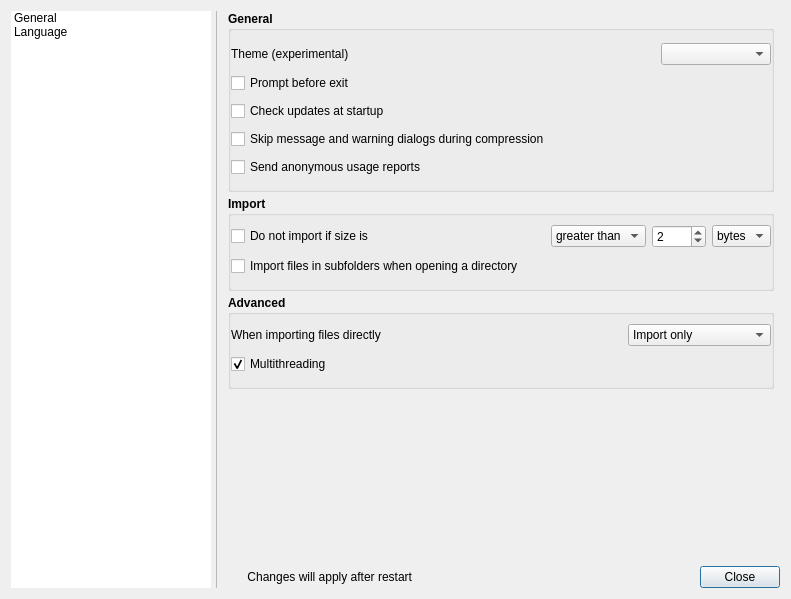
Old version of the form views/PreferencesDialog.ui in the repository Lymphatus/caesium-image-compressor.
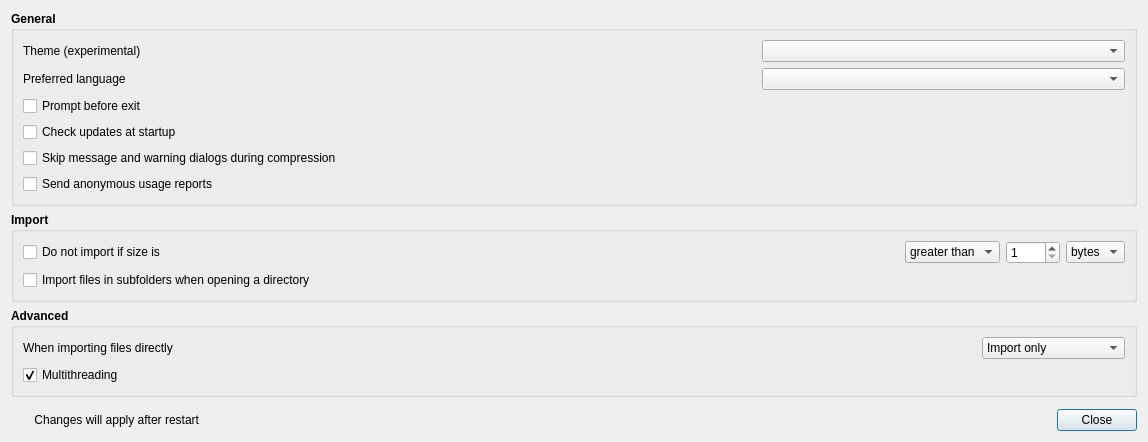
New version of the form. Icons and pictures are not drawn.

Commit message: Simplified preferences layout

The edit to the form file:
```diff
--- a/views/PreferencesDialog.ui
+++ b/views/PreferencesDialog.ui
@@ -5,14 +5,6 @@
   <property name="windowModality">
    <enum>Qt::ApplicationModal</enum>
   </property>
-  <property name="geometry">
-   <rect>
-    <x>0</x>
-    <y>0</y>
-    <width>791</width>
-    <height>599</height>
-   </rect>
-  </property>
   <property name="focusPolicy">
    <enum>Qt::StrongFocus</enum>
   </property>
@@ -25,148 +17,8 @@
   <property name="modal">
    <bool>true</bool>
   </property>
-  <layout class="QGridLayout" name="gridLayout">
-   <item row="0" column="0" colspan="2">
-    <layout class="QGridLayout" name="main_GridLayout">
-     <property name="horizontalSpacing">
-      <number>4</number>
-     </property>
-     <item row="2" column="3">
-      <widget class="QLabel" name="changesAfterRestartTheme_LabelIcon">
-       <property name="sizePolicy">
-        <sizepolicy hsizetype="Fixed" vsizetype="Fixed">
-         <horstretch>0</horstretch>
-         <verstretch>0</verstretch>
-        </sizepolicy>
-       </property>
-       <property name="minimumSize">
-        <size>
-         <width>16</width>
-         <height>16</height>
-        </size>
-       </property>
-       <property name="maximumSize">
-        <size>
-         <width>16</width>
-         <height>16</height>
-        </size>
-       </property>
-       <property name="font">
-        <font>
-         <bold>false</bold>
-        </font>
-       </property>
-       <property name="text">
-        <string/>
-       </property>
-       <property name="pixmap">
-        <pixmap resource="../resources/resources.qrc">:/icons/compression_statuses/warning.svg</pixmap>
-       </property>
-       <property name="scaledContents">
-        <bool>true</bool>
-       </property>
-      </widget>
-     </item>
-     <item row="2" column="6">
-      <widget class="QPushButton" name="close_Button">
-       <property name="focusPolicy">
-        <enum>Qt::StrongFocus</enum>
-       </property>
-       <property name="text">
-        <string>Close</string>
-       </property>
-      </widget>
-     </item>
-     <item row="1" column="0" rowspan="2">
-      <widget class="QListWidget" name="menu_ListWidget">
-       <property name="sizePolicy">
-        <sizepolicy hsizetype="Preferred" vsizetype="Expanding">
-         <horstretch>0</horstretch>
-         <verstretch>0</verstretch>
-        </sizepolicy>
-       </property>
-       <property name="minimumSize">
-        <size>
-         <width>150</width>
-         <height>0</height>
-        </size>
-       </property>
-       <property name="maximumSize">
-        <size>
-         <width>200</width>
-         <height>16777215</height>
-        </size>
-       </property>
-       <property name="focusPolicy">
-        <enum>Qt::TabFocus</enum>
-       </property>
-       <property name="frameShape">
-        <enum>QFrame::NoFrame</enum>
-       </property>
-       <property name="frameShadow">
-        <enum>QFrame::Plain</enum>
-       </property>
-       <property name="iconSize">
-        <size>
-         <width>32</width>
-         <height>32</height>
-        </size>
-       </property>
-       <property name="spacing">
-        <number>3</number>
-       </property>
+  <layout class="QVBoxLayout" name="verticalLayout">
        <item>
-        <property name="text">
-         <string>General</string>
-        </property>
-        <property name="icon">
-         <iconset resource="../resources/resources.qrc">
-          <normaloff>:/icons/ui/preferences.svg</normaloff>:/icons/ui/preferences.svg</iconset>
-        </property>
-        <property name="flags">
-         <set>ItemIsSelectable|ItemIsEnabled</set>
-        </property>
-       </item>
-       <item>
-        <property name="text">
-         <string>Language</string>
-        </property>
-        <property name="icon">
-         <iconset resource="../resources/resources.qrc">
-          <normaloff>:/icons/ui/language.svg</normaloff>:/icons/ui/language.svg</iconset>
-        </property>
-        <property name="flags">
-         <set>ItemIsSelectable|ItemIsEnabled</set>
-        </property>
-       </item>
-      </widget>
-     </item>
-     <item row="1" column="2" colspan="5">
-      <widget class="QStackedWidget" name="content_StackedWidget">
-       <property name="currentIndex">
-        <number>0</number>
-       </property>
-       <widget class="QWidget" name="general_Page">
-        <property name="sizePolicy">
-         <sizepolicy hsizetype="Expanding" vsizetype="Preferred">
-          <horstretch>0</horstretch>
-          <verstretch>0</verstretch>
-         </sizepolicy>
-        </property>
-        <layout class="QGridLayout" name="gridLayout_3">
-         <property name="leftMargin">
-          <number>6</number>
-         </property>
-         <property name="topMargin">
-          <number>0</number>
-         </property>
-         <property name="rightMargin">
-          <number>6</number>
-         </property>
-         <property name="spacing">
-          <number>4</number>
-         </property>
-         <item row="2" column="1" colspan="2">
           <widget class="QGroupBox" name="general_GroupBox">
            <property name="font">
             <font>
@@ -180,25 +32,19 @@
             <bool>true</bool>
            </property>
            <layout class="QGridLayout" name="gridLayout_6">
-            <property name="leftMargin">
-             <number>0</number>
-            </property>
-            <property name="topMargin">
-             <number>12</number>
-            </property>
-            <property name="rightMargin">
-             <number>0</number>
-            </property>
-            <property name="bottomMargin">
-             <number>12</number>
-            </property>
-            <property name="horizontalSpacing">
-             <number>0</number>
-            </property>
-            <property name="verticalSpacing">
-             <number>8</number>
-            </property>
-            <item row="1" column="0">
+      <item row="1" column="2">
+       <widget class="QComboBox" name="language_ComboBox">
+        <property name="font">
+         <font>
+          <bold>false</bold>
+         </font>
+        </property>
+        <property name="focusPolicy">
+         <enum>Qt::TabFocus</enum>
+        </property>
+       </widget>
+      </item>
+      <item row="0" column="0" colspan="2">
              <widget class="QLabel" name="themeComboBox_Label">
               <property name="font">
                <font>
@@ -210,7 +56,46 @@
               </property>
              </widget>
             </item>
-            <item row="7" column="2">
+      <item row="3" column="0" colspan="2">
+       <widget class="QCheckBox" name="checkUpdatesAtStartup_CheckBox">
+        <property name="enabled">
+         <bool>true</bool>
+        </property>
+        <property name="font">
+         <font>
+          <bold>false</bold>
+         </font>
+        </property>
+        <property name="text">
+         <string>Check updates at startup</string>
+        </property>
+       </widget>
+      </item>
+      <item row="1" column="0">
+       <widget class="QLabel" name="languageComboBox_Label">
+        <property name="font">
+         <font>
+          <bold>false</bold>
+         </font>
+        </property>
+        <property name="text">
+         <string>Preferred language</string>
+        </property>
+       </widget>
+      </item>
+      <item row="5" column="0" colspan="2">
+       <widget class="QCheckBox" name="sendUsageReport_CheckBox">
+        <property name="font">
+         <font>
+          <bold>false</bold>
+         </font>
+        </property>
+        <property name="text">
+         <string>Send anonymous usage reports</string>
+        </property>
+       </widget>
+      </item>
+      <item row="5" column="2">
              <widget class="QLabel" name="showUsageData_Label">
               <property name="font">
                <font>
@@ -232,34 +117,7 @@
               </property>
              </widget>
             </item>
-            <item row="7" column="0" colspan="2">
-             <widget class="QCheckBox" name="sendUsageReport_CheckBox">
-              <property name="font">
-               <font>
-                <bold>false</bold>
-               </font>
-              </property>
-              <property name="text">
-               <string>Send anonymous usage reports</string>
-              </property>
-             </widget>
-            </item>
-            <item row="5" column="0" colspan="3">
-             <widget class="QCheckBox" name="checkUpdatesAtStartup_CheckBox">
-              <property name="enabled">
-               <bool>true</bool>
-              </property>
-              <property name="font">
-               <font>
-                <bold>false</bold>
-               </font>
-              </property>
-              <property name="text">
-               <string>Check updates at startup</string>
-              </property>
-             </widget>
-            </item>
-            <item row="4" column="0" colspan="3">
+      <item row="2" column="0" colspan="2">
              <widget class="QCheckBox" name="promptExit_CheckBox">
               <property name="font">
                <font>
@@ -271,16 +129,7 @@
               </property>
              </widget>
             </item>
-            <item row="1" column="2">
-             <widget class="QComboBox" name="theme_ComboBox">
-              <property name="font">
-               <font>
-                <bold>false</bold>
-               </font>
-              </property>
-             </widget>
-            </item>
-            <item row="6" column="0">
+      <item row="4" column="0" colspan="2">
              <widget class="QCheckBox" name="skipCompressionDialogs_CheckBox">
               <property name="font">
                <font>
@@ -292,23 +141,19 @@
               </property>
              </widget>
             </item>
+      <item row="0" column="2">
+       <widget class="QComboBox" name="theme_ComboBox">
+        <property name="font">
+         <font>
+          <bold>false</bold>
+         </font>
+        </property>
+       </widget>
+      </item>
            </layout>
           </widget>
          </item>
-         <item row="5" column="1" colspan="2">
-          <spacer name="verticalSpacer">
-           <property name="orientation">
-            <enum>Qt::Vertical</enum>
-           </property>
-           <property name="sizeHint" stdset="0">
-            <size>
-             <width>20</width>
-             <height>40</height>
-            </size>
-           </property>
-          </spacer>
-         </item>
-         <item row="3" column="1" colspan="2">
+   <item>
           <widget class="QGroupBox" name="import_GroupBox">
            <property name="font">
             <font>
@@ -322,21 +167,6 @@
             <bool>true</bool>
            </property>
            <layout class="QGridLayout" name="gridLayout_5">
-            <property name="leftMargin">
-             <number>0</number>
-            </property>
-            <property name="rightMargin">
-             <number>0</number>
-            </property>
-            <property name="bottomMargin">
-             <number>12</number>
-            </property>
-            <property name="horizontalSpacing">
-             <number>0</number>
-            </property>
-            <property name="verticalSpacing">
-             <number>8</number>
-            </property>
             <item row="1" column="0" colspan="6">
              <widget class="QCheckBox" name="importSubfolders_CheckBox">
               <property name="font">
@@ -361,7 +191,20 @@
               </property>
              </widget>
             </item>
-            <item row="0" column="2">
+      <item row="0" column="1">
+       <spacer name="horizontalSpacer_3">
+        <property name="orientation">
+         <enum>Qt::Horizontal</enum>
+        </property>
+        <property name="sizeHint" stdset="0">
+         <size>
+          <width>40</width>
+          <height>20</height>
+         </size>
+        </property>
+       </spacer>
+      </item>
+      <item row="0" column="2" colspan="4">
              <layout class="QHBoxLayout" name="horizontalLayout">
               <property name="spacing">
                <number>6</number>
@@ -403,9 +246,6 @@
                 <property name="maximum">
                  <number>9999</number>
                 </property>
-                <property name="value">
-                 <number>2</number>
-                </property>
                </widget>
               </item>
               <item>
@@ -437,23 +277,10 @@
               </item>
              </layout>
             </item>
-            <item row="0" column="1">
-             <spacer name="horizontalSpacer_3">
-              <property name="orientation">
-               <enum>Qt::Horizontal</enum>
-              </property>
-              <property name="sizeHint" stdset="0">
-               <size>
-                <width>40</width>
-                <height>20</height>
-               </size>
-              </property>
-             </spacer>
-            </item>
            </layout>
           </widget>
          </item>
-         <item row="4" column="1" colspan="2">
+   <item>
           <widget class="QGroupBox" name="advanced_GroupBox">
            <property name="font">
             <font>
@@ -467,21 +294,6 @@
             <bool>true</bool>
            </property>
            <layout class="QGridLayout" name="gridLayout_4">
-            <property name="leftMargin">
-             <number>0</number>
-            </property>
-            <property name="rightMargin">
-             <number>0</number>
-            </property>
-            <property name="bottomMargin">
-             <number>12</number>
-            </property>
-            <property name="horizontalSpacing">
-             <number>0</number>
-            </property>
-            <property name="verticalSpacing">
-             <number>8</number>
-            </property>
             <item row="0" column="0">
              <widget class="QLabel" name="argsBehaviour_Label">
               <property name="font">
@@ -494,6 +306,34 @@
               </property>
              </widget>
             </item>
+      <item row="1" column="0">
+       <widget class="QCheckBox" name="multithreading_CheckBox">
+        <property name="font">
+         <font>
+          <bold>false</bold>
+         </font>
+        </property>
+        <property name="text">
+         <string>Multithreading</string>
+        </property>
+        <property name="checked">
+         <bool>true</bool>
+        </property>
+       </widget>
+      </item>
+      <item row="0" column="2">
+       <spacer name="horizontalSpacer_2">
+        <property name="orientation">
+         <enum>Qt::Horizontal</enum>
+        </property>
+        <property name="sizeHint" stdset="0">
+         <size>
+          <width>0</width>
+          <height>0</height>
+         </size>
+        </property>
+       </spacer>
+      </item>
             <item row="0" column="3">
              <widget class="QComboBox" name="argsBehaviour_ComboBox">
               <property name="font">
@@ -543,137 +383,61 @@
               </property>
              </widget>
             </item>
-            <item row="0" column="2">
-             <spacer name="horizontalSpacer_2">
+     </layout>
+    </widget>
+   </item>
+   <item>
+    <spacer name="verticalSpacer">
               <property name="orientation">
-               <enum>Qt::Horizontal</enum>
+      <enum>Qt::Vertical</enum>
               </property>
               <property name="sizeHint" stdset="0">
                <size>
-                <width>0</width>
-                <height>0</height>
+       <width>818</width>
+       <height>6</height>
                </size>
               </property>
              </spacer>
             </item>
-            <item row="1" column="0">
-             <widget class="QCheckBox" name="multithreading_CheckBox">
-              <property name="font">
-               <font>
-                <bold>false</bold>
-               </font>
-              </property>
-              <property name="text">
-               <string>Multithreading</string>
-              </property>
-              <property name="checked">
-               <bool>true</bool>
-              </property>
-             </widget>
-            </item>
-           </layout>
-          </widget>
-         </item>
-        </layout>
-       </widget>
-       <widget class="QWidget" name="language_Page">
-        <layout class="QGridLayout" name="gridLayout_2">
-         <property name="topMargin">
-          <number>0</number>
-         </property>
-         <item row="1" column="0" colspan="2">
-          <widget class="QGroupBox" name="language_GroupBox">
+   <item>
+    <layout class="QHBoxLayout" name="horizontalLayout_2">
+     <item>
+      <widget class="QLabel" name="changesAfterRestartTheme_LabelIcon">
+       <property name="sizePolicy">
+        <sizepolicy hsizetype="Fixed" vsizetype="Fixed">
+         <horstretch>0</horstretch>
+         <verstretch>0</verstretch>
+        </sizepolicy>
+       </property>
+       <property name="minimumSize">
+        <size>
+         <width>16</width>
+         <height>16</height>
+        </size>
+       </property>
+       <property name="maximumSize">
+        <size>
+         <width>16</width>
+         <height>16</height>
+        </size>
+       </property>
            <property name="font">
             <font>
-             <bold>true</bold>
-            </font>
-           </property>
-           <property name="title">
-            <string>Language</string>
-           </property>
-           <property name="flat">
-            <bool>true</bool>
-           </property>
-           <layout class="QGridLayout" name="gridLayout_7">
-            <property name="leftMargin">
-             <number>0</number>
-            </property>
-            <property name="topMargin">
-             <number>12</number>
-            </property>
-            <property name="rightMargin">
-             <number>0</number>
-            </property>
-            <property name="bottomMargin">
-             <number>0</number>
-            </property>
-            <property name="horizontalSpacing">
-             <number>0</number>
-            </property>
-            <property name="verticalSpacing">
-             <number>8</number>
-            </property>
-            <item row="0" column="0">
-             <widget class="QLabel" name="languageComboBox_Label">
-              <property name="font">
-               <font>
                 <bold>false</bold>
                </font>
               </property>
               <property name="text">
-               <string>Preferred language</string>
-              </property>
-             </widget>
-            </item>
-            <item row="0" column="1">
-             <widget class="QComboBox" name="language_ComboBox">
-              <property name="font">
-               <font>
-                <bold>false</bold>
-               </font>
-              </property>
-              <property name="focusPolicy">
-               <enum>Qt::TabFocus</enum>
+        <string/>
+       </property>
+       <property name="pixmap">
+        <pixmap resource="../resources/resources.qrc">:/icons/compression_statuses/warning.svg</pixmap>
+       </property>
+       <property name="scaledContents">
+        <bool>true</bool>
               </property>
              </widget>
             </item>
-           </layout>
-          </widget>
-         </item>
-         <item row="7" column="0" colspan="2">
-          <spacer name="verticalSpacer_2">
-           <property name="orientation">
-            <enum>Qt::Vertical</enum>
-           </property>
-           <property name="sizeHint" stdset="0">
-            <size>
-             <width>462</width>
-             <height>392</height>
-            </size>
-           </property>
-          </spacer>
-         </item>
-        </layout>
-       </widget>
-      </widget>
-     </item>
-     <item row="1" column="1" rowspan="2">
-      <widget class="Line" name="line">
-       <property name="frameShadow">
-        <enum>QFrame::Sunken</enum>
-       </property>
-       <property name="lineWidth">
-        <number>0</number>
-       </property>
-       <property name="midLineWidth">
-        <number>1</number>
-       </property>
-       <property name="orientation">
-        <enum>Qt::Vertical</enum>
-       </property>
-      </widget>
-     </item>
-     <item row="2" column="4">
+     <item>
       <widget class="QLabel" name="changesAfterRestartTheme_Label">
        <property name="sizePolicy">
         <sizepolicy hsizetype="Fixed" vsizetype="Preferred">
@@ -694,19 +458,29 @@
        </property>
       </widget>
      </item>
-     <item row="2" column="5">
+     <item>
       <spacer name="horizontalSpacer">
        <property name="orientation">
         <enum>Qt::Horizontal</enum>
        </property>
        <property name="sizeHint" stdset="0">
         <size>
-         <width>40</width>
+         <width>852</width>
          <height>20</height>
         </size>
        </property>
       </spacer>
      </item>
+     <item>
+      <widget class="QPushButton" name="close_Button">
+       <property name="focusPolicy">
+        <enum>Qt::StrongFocus</enum>
+       </property>
+       <property name="text">
+        <string>Close</string>
+       </property>
+      </widget>
+     </item>
     </layout>
    </item>
   </layout>
```
Left out of the diff: 16 changed lines with no effect on the pictures. Lines whose indentation alone changed are shown as unchanged. The commit also changes 17 other files.
